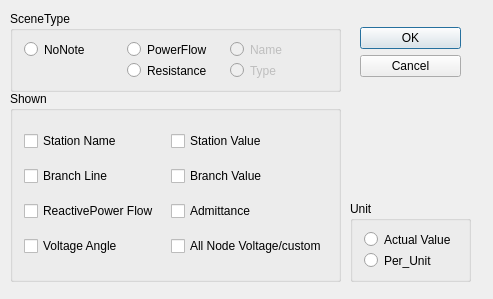
Above: GSCD/controlpaneldialog.ui from fzlgejiao/PowerTool before the change. Below: the same form after it.
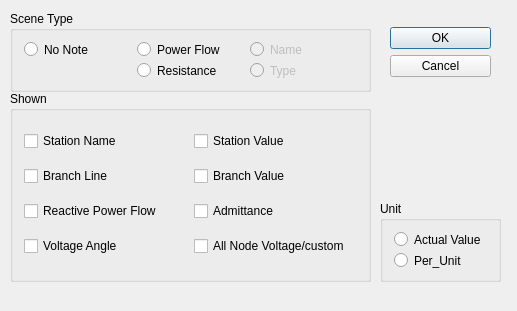
That is the form after the change.

Commit message: 1) import and export note item

The edit to the form file:
```diff
--- a/GSCD/controlpaneldialog.ui
+++ b/GSCD/controlpaneldialog.ui
@@ -6,8 +6,8 @@
    <rect>
     <x>0</x>
     <y>0</y>
-    <width>493</width>
-    <height>299</height>
+    <width>517</width>
+    <height>311</height>
    </rect>
   </property>
   <property name="windowTitle">
@@ -18,12 +18,12 @@
     <rect>
      <x>10</x>
      <y>11</y>
-     <width>331</width>
+     <width>361</width>
      <height>81</height>
     </rect>
    </property>
    <property name="title">
-    <string>SceneType</string>
+    <string>Scene Type</string>
    </property>
    <layout class="QVBoxLayout" name="verticalLayout">
     <item>
@@ -31,14 +31,14 @@
       <item row="0" column="0">
        <widget class="QRadioButton" name="radioButton_nonote">
         <property name="text">
-         <string>NoNote</string>
+         <string>No Note</string>
         </property>
        </widget>
       </item>
       <item row="0" column="1">
        <widget class="QRadioButton" name="radioButton_powerflow">
         <property name="text">
-         <string>PowerFlow</string>
+         <string>Power Flow</string>
         </property>
        </widget>
       </item>
@@ -76,7 +76,7 @@
   <widget class="QDialogButtonBox" name="buttonBox">
    <property name="geometry">
     <rect>
-     <x>360</x>
+     <x>390</x>
      <y>21</y>
      <width>101</width>
      <height>61</height>
@@ -97,7 +97,7 @@
     <rect>
      <x>10</x>
      <y>91</y>
-     <width>331</width>
+     <width>361</width>
      <height>191</height>
     </rect>
    </property>
@@ -124,7 +124,7 @@
       <item>
        <widget class="QCheckBox" name="checkBox_reactivepowerflow">
         <property name="text">
-         <string>ReactivePower Flow</string>
+         <string>Reactive Power Flow</string>
         </property>
        </widget>
       </item>
@@ -174,7 +174,7 @@
   <widget class="QGroupBox" name="groupBox_3">
    <property name="geometry">
     <rect>
-     <x>350</x>
+     <x>380</x>
      <y>201</y>
      <width>121</width>
      <height>81</height>
```
The commit also changes 8 other files.
